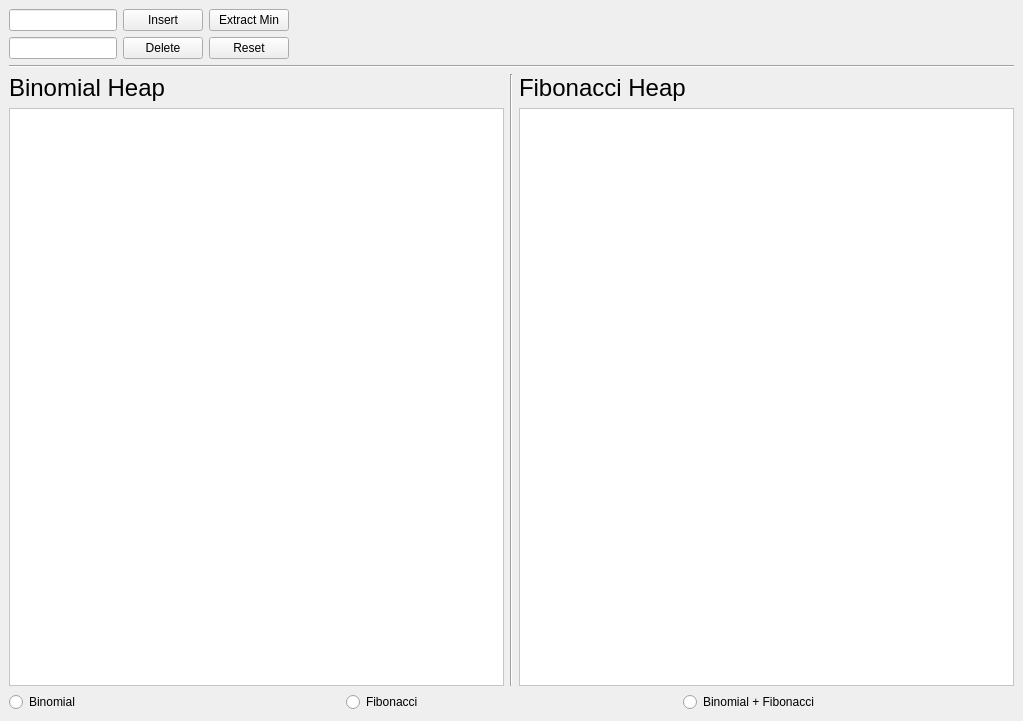
Qt form gui.ui (alepiaz/Binomial-FibonacciVisualization) before a commit.
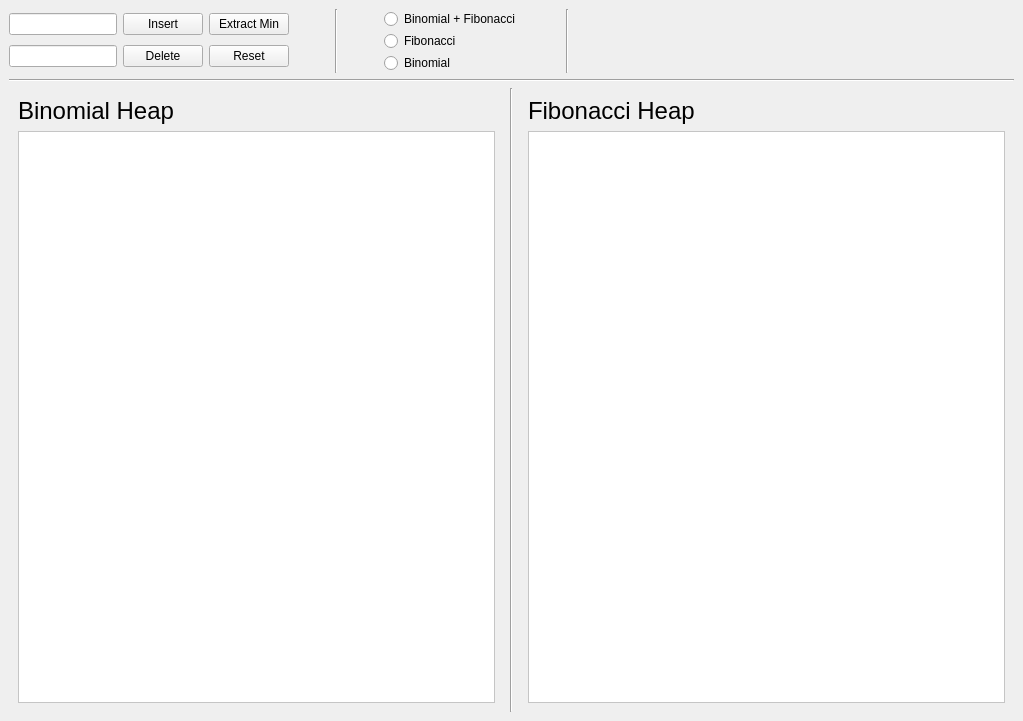
The same form after that commit.

Patch:
```diff
--- a/gui.ui
+++ b/gui.ui
@@ -2,6 +2,9 @@
 <ui version="4.0">
  <class>MainWindow</class>
  <widget class="QMainWindow" name="MainWindow">
+  <property name="enabled">
+   <bool>true</bool>
+  </property>
   <property name="geometry">
    <rect>
     <x>0</x>
@@ -13,6 +16,9 @@
   <property name="windowTitle">
    <string>MainWindow</string>
   </property>
+  <property name="styleSheet">
+   <string notr="true"/>
+  </property>
   <widget class="QWidget" name="centralwidget">
    <layout class="QGridLayout" name="gridLayout_4">
     <item row="0" column="0">
@@ -21,23 +27,10 @@
        <layout class="QHBoxLayout" name="horizontalLayout_3">
         <item>
          <layout class="QGridLayout" name="gridLayout_2">
-          <item row="3" column="0">
+          <item row="4" column="0">
            <layout class="QHBoxLayout" name="horizontalLayout_5">
             <item>
-             <widget class="QLineEdit" name="textbox_del">
-              <property name="sizePolicy">
-               <sizepolicy hsizetype="Fixed" vsizetype="Fixed">
-                <horstretch>0</horstretch>
-                <verstretch>0</verstretch>
-               </sizepolicy>
-              </property>
-              <property name="minimumSize">
-               <size>
-                <width>100</width>
-                <height>0</height>
-               </size>
-              </property>
-             </widget>
+             <widget class="QLineEdit" name="textbox_del"/>
             </item>
             <item>
              <widget class="QPushButton" name="button_del">
@@ -54,7 +47,7 @@
             </item>
            </layout>
           </item>
-          <item row="2" column="1">
+          <item row="2" column="2">
            <widget class="QPushButton" name="button_min">
             <property name="sizePolicy">
              <sizepolicy hsizetype="Fixed" vsizetype="Fixed">
@@ -71,6 +64,9 @@
            <layout class="QHBoxLayout" name="horizontalLayout_4">
             <item>
              <widget class="QLineEdit" name="textbox_ins">
+              <property name="enabled">
+               <bool>true</bool>
+              </property>
               <property name="sizePolicy">
                <sizepolicy hsizetype="Fixed" vsizetype="Fixed">
                 <horstretch>0</horstretch>
@@ -100,7 +96,7 @@
             </item>
            </layout>
           </item>
-          <item row="3" column="1">
+          <item row="4" column="2">
            <widget class="QPushButton" name="button_reset">
             <property name="text">
              <string>Reset</string>
@@ -109,11 +105,112 @@
           </item>
          </layout>
         </item>
+        <item>
+         <spacer name="horizontalSpacer_2">
+          <property name="orientation">
+           <enum>Qt::Horizontal</enum>
+          </property>
+          <property name="sizeHint" stdset="0">
+           <size>
+            <width>40</width>
+            <height>20</height>
+           </size>
+          </property>
+         </spacer>
+        </item>
+        <item>
+         <widget class="Line" name="line_3">
+          <property name="orientation">
+           <enum>Qt::Vertical</enum>
+          </property>
+         </widget>
+        </item>
+        <item>
+         <spacer name="horizontalSpacer_3">
+          <property name="orientation">
+           <enum>Qt::Horizontal</enum>
+          </property>
+          <property name="sizeHint" stdset="0">
+           <size>
+            <width>40</width>
+            <height>20</height>
+           </size>
+          </property>
+         </spacer>
+        </item>
+        <item>
+         <layout class="QVBoxLayout" name="verticalLayout_4">
+          <item>
+           <layout class="QVBoxLayout" name="verticalLayout_5">
+            <property name="spacing">
+             <number>2</number>
+            </property>
+            <property name="sizeConstraint">
+             <enum>QLayout::SetDefaultConstraint</enum>
+            </property>
+            <item>
+             <widget class="QRadioButton" name="radioBF">
+              <property name="text">
+               <string>Binomial + Fibonacci</string>
+              </property>
+             </widget>
+            </item>
+            <item>
+             <widget class="QRadioButton" name="radioB">
+              <property name="text">
+               <string>Fibonacci</string>
+              </property>
+             </widget>
+            </item>
+            <item>
+             <widget class="QRadioButton" name="radioF">
+              <property name="text">
+               <string>Binomial</string>
+              </property>
+             </widget>
+            </item>
+           </layout>
+          </item>
+         </layout>
+        </item>
+        <item>
+         <spacer name="horizontalSpacer">
+          <property name="orientation">
+           <enum>Qt::Horizontal</enum>
+          </property>
+          <property name="sizeHint" stdset="0">
+           <size>
+            <width>40</width>
+            <height>20</height>
+           </size>
+          </property>
+         </spacer>
+        </item>
+        <item>
+         <widget class="Line" name="line_4">
+          <property name="orientation">
+           <enum>Qt::Vertical</enum>
+          </property>
+         </widget>
+        </item>
+        <item>
+         <spacer name="horizontalSpacer_4">
+          <property name="orientation">
+           <enum>Qt::Horizontal</enum>
+          </property>
+          <property name="sizeHint" stdset="0">
+           <size>
+            <width>40</width>
+            <height>20</height>
+           </size>
+          </property>
+         </spacer>
+        </item>
         <item>
          <widget class="QLabel" name="timestamp">
           <property name="sizePolicy">
-           <sizepolicy hsizetype="Minimum" vsizetype="Preferred">
-            <horstretch>0</horstretch>
+           <sizepolicy hsizetype="Expanding" vsizetype="Preferred">
+            <horstretch>100</horstretch>
             <verstretch>0</verstretch>
            </sizepolicy>
           </property>
@@ -143,7 +240,8 @@
       <item>
        <layout class="QHBoxLayout" name="horizontalLayout_6">
         <item>
-         <layout class="QVBoxLayout" name="verticalLayout">
+         <widget class="QWidget" name="binomial_widget" native="true">
+          <layout class="QVBoxLayout" name="binomial_layout">
           <item>
            <widget class="QLabel" name="bheap">
             <property name="font">
@@ -170,7 +268,7 @@
                <x>0</x>
                <y>0</y>
                <width>489</width>
-               <height>542</height>
+                <height>558</height>
               </rect>
              </property>
              <layout class="QHBoxLayout" name="horizontalLayout_2">
@@ -189,6 +287,7 @@
            </widget>
           </item>
          </layout>
+         </widget>
         </item>
         <item>
          <widget class="Line" name="line_2">
@@ -198,7 +297,8 @@
          </widget>
         </item>
         <item>
-         <layout class="QVBoxLayout" name="verticalLayout_2">
+         <widget class="QWidget" name="fibonacci_widget" native="true">
+          <layout class="QVBoxLayout" name="fibonacci_layout">
           <item>
            <widget class="QLabel" name="fheap">
             <property name="font">
@@ -225,7 +325,7 @@
                <x>0</x>
                <y>0</y>
                <width>489</width>
-               <height>542</height>
+                <height>558</height>
               </rect>
              </property>
              <layout class="QHBoxLayout" name="horizontalLayout">
@@ -244,30 +344,6 @@
            </widget>
           </item>
          </layout>
-        </item>
-       </layout>
-      </item>
-      <item>
-       <layout class="QHBoxLayout" name="horizontalLayout_9">
-        <item>
-         <widget class="QRadioButton" name="radioF">
-          <property name="text">
-           <string>Binomial</string>
-          </property>
-         </widget>
-        </item>
-        <item>
-         <widget class="QRadioButton" name="radioB">
-          <property name="text">
-           <string>Fibonacci</string>
-          </property>
-         </widget>
-        </item>
-        <item>
-         <widget class="QRadioButton" name="radioBF">
-          <property name="text">
-           <string>Binomial + Fibonacci</string>
-          </property>
          </widget>
         </item>
        </layout>
```
Left out of the diff: 5 changed lines with no effect on the pictures. Lines whose indentation alone changed are shown as unchanged.
